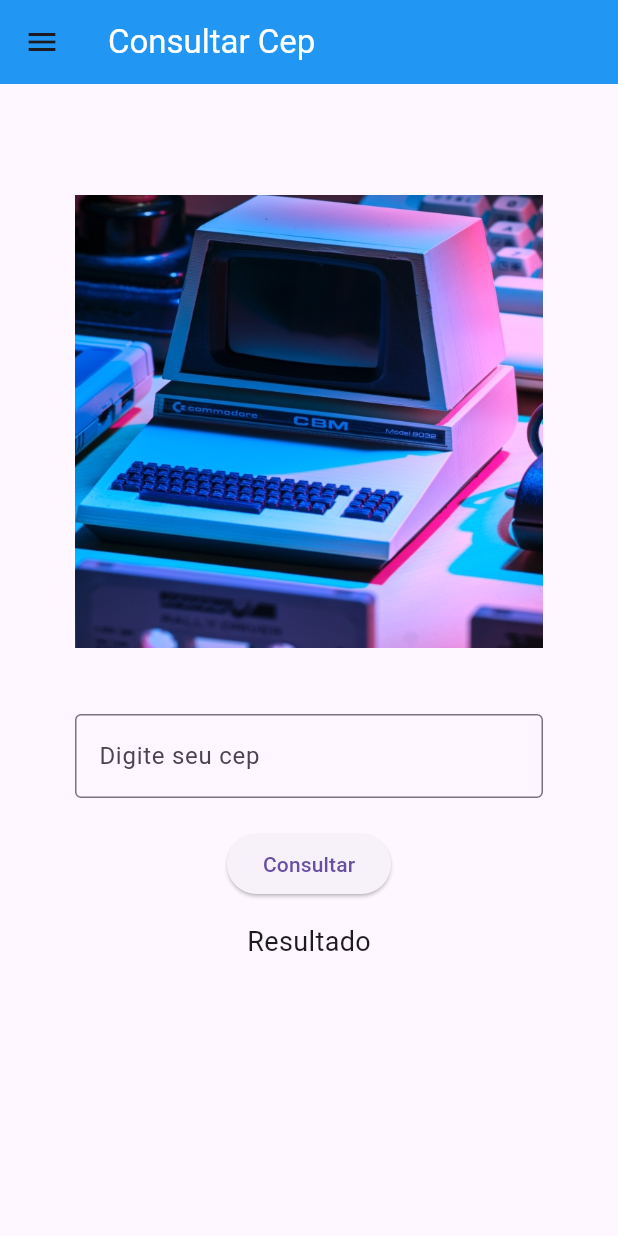
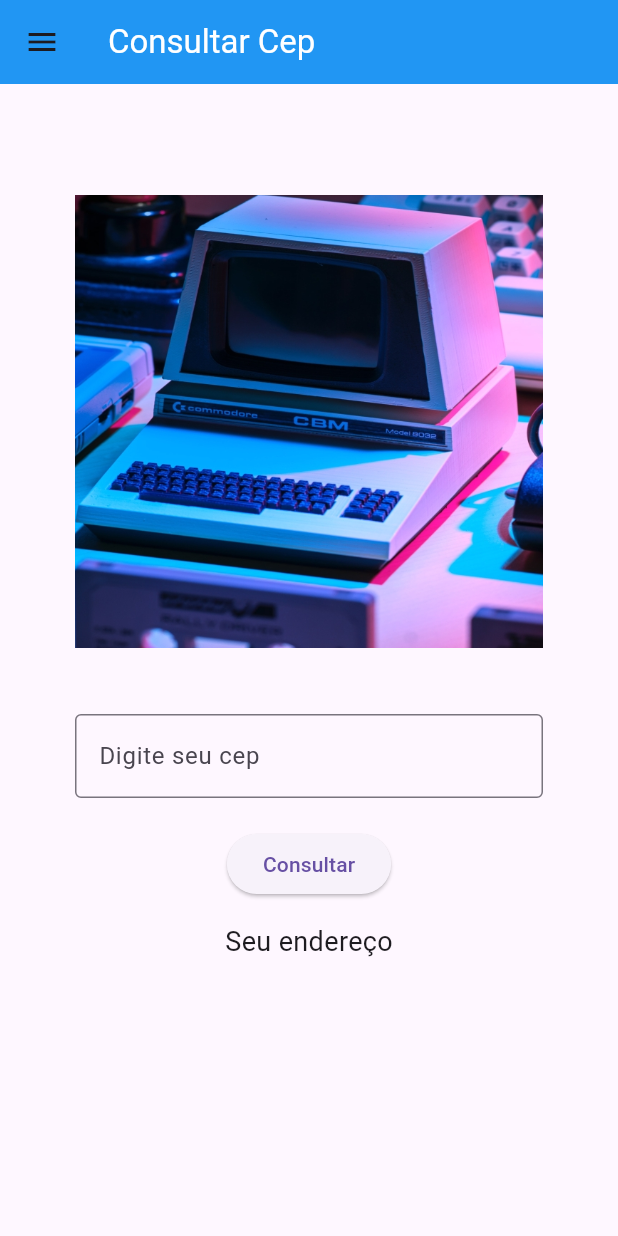
Before and after one commit to Romariolima99/ZIP-Code-Flutter, a Flutter app: the screen it shows after launch, after a tap on "Consultar", on a phone screen of 412 x 824 dp. Run offline on Flutter 3.47's test engine with Material 3 defaults, Android fonts, the phone set to English and light mode, and no system bars; network calls fail.

```diff
--- a/lib/homepage.dart
+++ b/lib/homepage.dart
@@ -1,18 +1,44 @@
 import 'package:flutter/material.dart';
-import 'package:flutter/cupertino.dart';
-import "package:http/http.dart" as http;
-import "dart:convert";
-
-
+import 'package:http/http.dart' as http;
+import 'dart:convert';
 
 class HomePage extends StatefulWidget {
-  const HomePage({super.key});
+  const HomePage({Key? key}) : super(key: key);
 
   @override
   State<HomePage> createState() => _HomePageState();
 }
 
 class _HomePageState extends State<HomePage> {
+  final TextEditingController txtcep = TextEditingController();
+  String resultado = "Seu endereço";
+
+void buscarcep() async {
+  String cep = txtcep.text;
+  String url = "https://viacep.com.br/ws/$cep/json/";
+  http.Response response = await http.get(Uri.parse(url));
+
+  if (response.statusCode == 200) {
+    Map<String, dynamic> dados = json.decode(response.body);
+    String formattedData = '';
+
+    // Iterar sobre o mapa de dados e construir uma string formatada
+    dados.forEach((key, value) {
+      formattedData += '$key: $value\n'; // Adicionar cada chave e valor em uma linha separada
+    });
+
+    setState(() {
+      resultado = formattedData; // Armazenar a string formatada na variável resultado
+    });
+  } else {
+    setState(() {
+      resultado = 'Erro ao buscar o endereço';
+    });
+  }
+}
+
+
+
   @override
   Widget build(BuildContext context) {
     return Scaffold(
@@ -61,31 +87,29 @@ class _HomePageState extends State<HomePage> {
             SizedBox(
               height: 350,
               width: 350,
-              child:
-                  Image.asset("assets/Screenshot_1.png"), // Caminho corrigido
+              child: Image.asset("assets/Screenshot_1.png"), // Caminho corrigido
             ),
             const SizedBox(height: 20),
-            const TextField(
+            TextField(
+              controller: txtcep,
               keyboardType: TextInputType.number,
-              decoration: InputDecoration(
+              decoration: const InputDecoration(
                 border: OutlineInputBorder(),
                 labelText: "Digite seu cep",
               ),
-              style: TextStyle(fontSize: 16),
+              style: const TextStyle(fontSize: 16),
             ),
             const SizedBox(height: 20),
             ElevatedButton(
-              onPressed: () {
-                // Ação quando o botão for pressionado
-              },
+              onPressed: buscarcep, // Ação quando o botão for pressionado
               child: const Text(
                 'Consultar',
               ),
             ),
             const SizedBox(height: 15),
-            const Text(
-              'Resultado',
-              style: TextStyle(fontSize: 18),
+            Text(
+              resultado,
+              style: const TextStyle(fontSize: 18),
             ),
           ],
         ),
--- a/lib/main.dart
+++ b/lib/main.dart
@@ -3,8 +3,8 @@ import 'package:flutter/material.dart';
 import 'package:flutter/cupertino.dart';
 
 main() {
-  runApp(const MaterialApp(
-  home: HomePage(),
-  debugShowCheckedModeBanner: false,
+  runApp(MaterialApp(
+    home: HomePage(),
+    debugShowCheckedModeBanner: false,
   ));
 }
```
